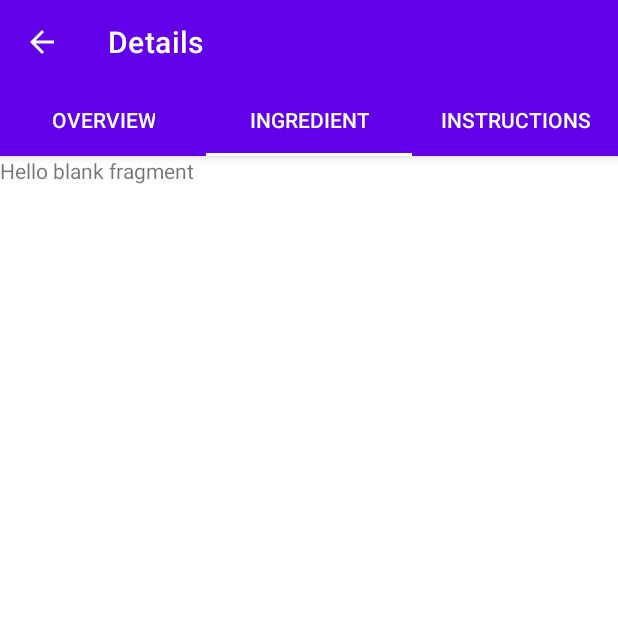
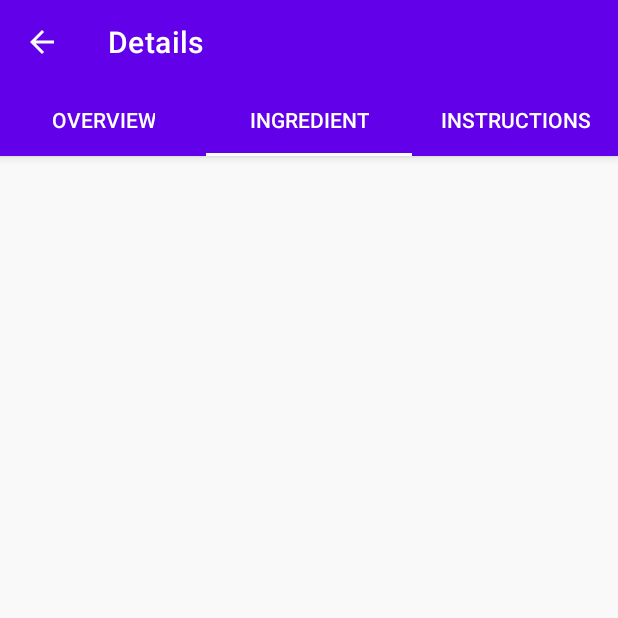
Before and after one commit to dhanazam/Foody, an Android app: the DetailsActivity screen opened directly, with no data from a screen before it, tab 2 chosen, on a phone screen of 412 x 824 dp, the top half of it. Run offline under Robolectric (Android 15) with nearby library versions, the phone set to English and light mode, and no system bars; our stand-ins replace Dagger/Hilt's generated code; pictures from the network do not load; Roboto replaces fonts that are not available here; 4 statements that could not run were skipped.

Commit message:
ingredientsfragment display ingredients data

```diff
--- a/app/src/main/java/com/dhanazam/foody/models/Result.kt
+++ b/app/src/main/java/com/dhanazam/foody/models/Result.kt
@@ -14,7 +14,7 @@ data class Result(
     @SerializedName("diaryFree")
     val dairyFree: Boolean,
     @SerializedName("extendedIngredients")
-    val extendedIngredient: @RawValue List<ExtendedIngredient>,
+    val extendedIngredients: @RawValue List<ExtendedIngredient>,
     @SerializedName("glutenFree")
     val glutenFree: Boolean,
     @SerializedName("id")
--- a/app/src/main/java/com/dhanazam/foody/ui/DetailsActivity.kt
+++ b/app/src/main/java/com/dhanazam/foody/ui/DetailsActivity.kt
@@ -13,7 +13,9 @@ import com.dhanazam.foody.ui.fragments.ingredients.IngredientsFragment
 import com.dhanazam.foody.ui.fragments.instructions.InstructionsFragment
 import com.dhanazam.foody.ui.fragments.overview.OverviewFragment
 import com.google.android.material.tabs.TabLayoutMediator
+import dagger.hilt.android.AndroidEntryPoint
 
+@AndroidEntryPoint
 class DetailsActivity : AppCompatActivity() {
 
     private val args by navArgs<DetailsActivityArgs>()
--- a/app/src/main/java/com/dhanazam/foody/ui/fragments/ingredients/IngredientsFragment.kt
+++ b/app/src/main/java/com/dhanazam/foody/ui/fragments/ingredients/IngredientsFragment.kt
@@ -1,21 +1,51 @@
 package com.dhanazam.foody.ui.fragments.ingredients
 
+import android.os.Build
 import android.os.Bundle
 import androidx.fragment.app.Fragment
 import android.view.LayoutInflater
 import android.view.View
 import android.view.ViewGroup
-import com.dhanazam.foody.R
+import androidx.annotation.RequiresApi
+import androidx.recyclerview.widget.LinearLayoutManager
+
+import com.dhanazam.foody.adapter.IngredientsAdapter
+import com.dhanazam.foody.databinding.FragmentIngredientsBinding
+import com.dhanazam.foody.models.Result
+import com.dhanazam.foody.util.Constants.Companion.RECIPE_RESULT_KEY
 
 
 class IngredientsFragment : Fragment() {
 
+    private val mAdapter: IngredientsAdapter by lazy { IngredientsAdapter() }
+
+    private var _binding: FragmentIngredientsBinding? = null
+    private val binding get() = _binding!!
+
+    @RequiresApi(Build.VERSION_CODES.TIRAMISU)
     override fun onCreateView(
         inflater: LayoutInflater, container: ViewGroup?,
         savedInstanceState: Bundle?
     ): View? {
-        // Inflate the layout for this fragment
-        return inflater.inflate(R.layout.fragment_ingredients, container, false)
+        _binding = FragmentIngredientsBinding.inflate(inflater, container, false)
+
+        val args = arguments
+        val myBundle: Result? = args?.getParcelable(RECIPE_RESULT_KEY, Result::class.java)
+
+        myBundle?.extendedIngredients?.let { mAdapter.setData(it) }
+
+        setupRecyclerView()
+        return binding.root
+    }
+
+    private fun setupRecyclerView() {
+        binding.ingredientsRecyclerview.adapter = mAdapter
+        binding.ingredientsRecyclerview.layoutManager = LinearLayoutManager(requireContext())
+    }
+
+    override fun onDestroyView() {
+        super.onDestroyView()
+        _binding = null
     }
 
 }
--- a/app/src/main/java/com/dhanazam/foody/ui/fragments/overview/OverviewFragment.kt
+++ b/app/src/main/java/com/dhanazam/foody/ui/fragments/overview/OverviewFragment.kt
@@ -15,7 +15,10 @@ import com.dhanazam.foody.R
 import com.dhanazam.foody.bindingadapters.RecipesRowBinding
 import com.dhanazam.foody.databinding.FragmentOverviewBinding
 import com.dhanazam.foody.models.Result
+import com.dhanazam.foody.util.Constants.Companion.RECIPE_RESULT_KEY
+import dagger.hilt.android.AndroidEntryPoint
 
+@AndroidEntryPoint
 class OverviewFragment : Fragment() {
 
     private var _binding: FragmentOverviewBinding? = null
@@ -30,7 +33,7 @@ class OverviewFragment : Fragment() {
         _binding = FragmentOverviewBinding.inflate(inflater, container, false)
 
         val args = arguments
-        val myBundle: Result? = args?.getParcelable("recipeBundle", Result::class.java)
+        val myBundle: Result? = args?.getParcelable(RECIPE_RESULT_KEY, Result::class.java)
 
         if (myBundle != null) {
             binding.mainImageView.load(myBundle.image)
--- a/app/src/main/res/layout/fragment_ingredients.xml
+++ b/app/src/main/res/layout/fragment_ingredients.xml
@@ -1,14 +1,20 @@
 <?xml version="1.0" encoding="utf-8"?>
-<FrameLayout xmlns:android="http://schemas.android.com/apk/res/android"
+<androidx.constraintlayout.widget.ConstraintLayout xmlns:android="http://schemas.android.com/apk/res/android"
+    xmlns:app="http://schemas.android.com/apk/res-auto"
     xmlns:tools="http://schemas.android.com/tools"
     android:layout_width="match_parent"
     android:layout_height="match_parent"
+    android:background="@color/backgroundColor"
     tools:context=".ui.fragments.ingredients.IngredientsFragment">
 
-    <!-- TODO: Update blank fragment layout -->
-    <TextView
+    <androidx.recyclerview.widget.RecyclerView
+        android:id="@+id/ingredients_recyclerview"
         android:layout_width="match_parent"
         android:layout_height="match_parent"
-        android:text="@string/hello_blank_fragment" />
+        app:layout_constraintBottom_toBottomOf="parent"
+        app:layout_constraintEnd_toEndOf="parent"
+        app:layout_constraintHorizontal_bias="0.5"
+        app:layout_constraintStart_toStartOf="parent"
+        app:layout_constraintTop_toTopOf="parent" />
 
-</FrameLayout>
+</androidx.constraintlayout.widget.ConstraintLayout>
```
Also changed, not shown: app/src/main/java/com/dhanazam/foody/adapter/IngredientsAdapter.kt (added, +57 -0 lines), app/src/main/java/com/dhanazam/foody/util/RecipesDiffUtil.kt (+4 -4 lines).
